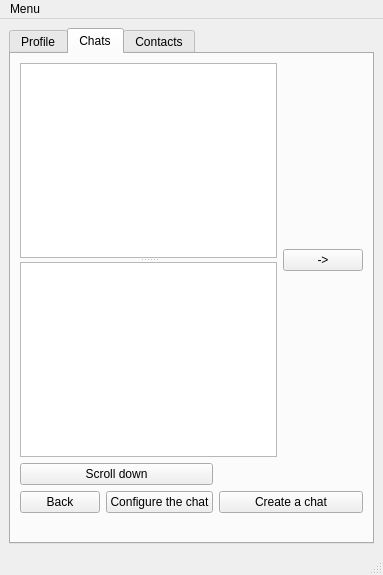
Qt form mainwindow.ui (Knigan/Qt-Messenger) before a commit.
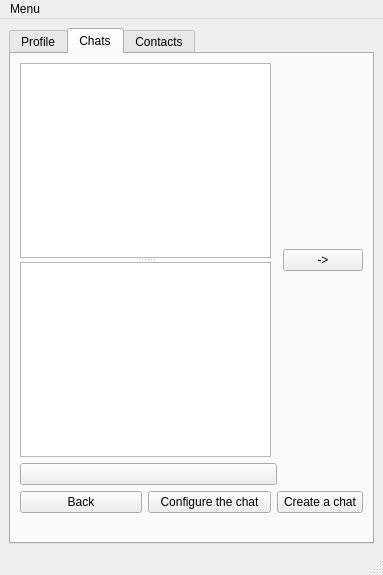
The same form after that commit.

The edit to the form file:
```diff
--- a/mainwindow.ui
+++ b/mainwindow.ui
@@ -141,7 +141,21 @@
           </property>
          </widget>
         </item>
-        <item row="6" column="0" colspan="3">
+        <item row="6" column="3">
+         <widget class="QPushButton" name="ChatsSendButton">
+          <property name="text">
+           <string>-&gt;</string>
+          </property>
+         </widget>
+        </item>
+        <item row="7" column="0" colspan="3">
+         <widget class="QPushButton" name="RefreshChatButton">
+          <property name="text">
+           <string/>
+          </property>
+         </widget>
+        </item>
+        <item row="6" column="0" colspan="2">
          <widget class="QSplitter" name="splitter_2">
           <property name="orientation">
            <enum>Qt::Vertical</enum>
@@ -150,20 +164,6 @@
           <widget class="QTextEdit" name="ChatsTextEdit"/>
          </widget>
         </item>
-        <item row="6" column="3">
-         <widget class="QPushButton" name="ChatsSendButton">
-          <property name="text">
-           <string>-&gt;</string>
-          </property>
-         </widget>
-        </item>
-        <item row="7" column="0" colspan="2">
-         <widget class="QPushButton" name="RefreshChatButton">
-          <property name="text">
-           <string>Scroll down</string>
-          </property>
-         </widget>
-        </item>
        </layout>
       </widget>
       <widget class="QWidget" name="Contacts">
```
